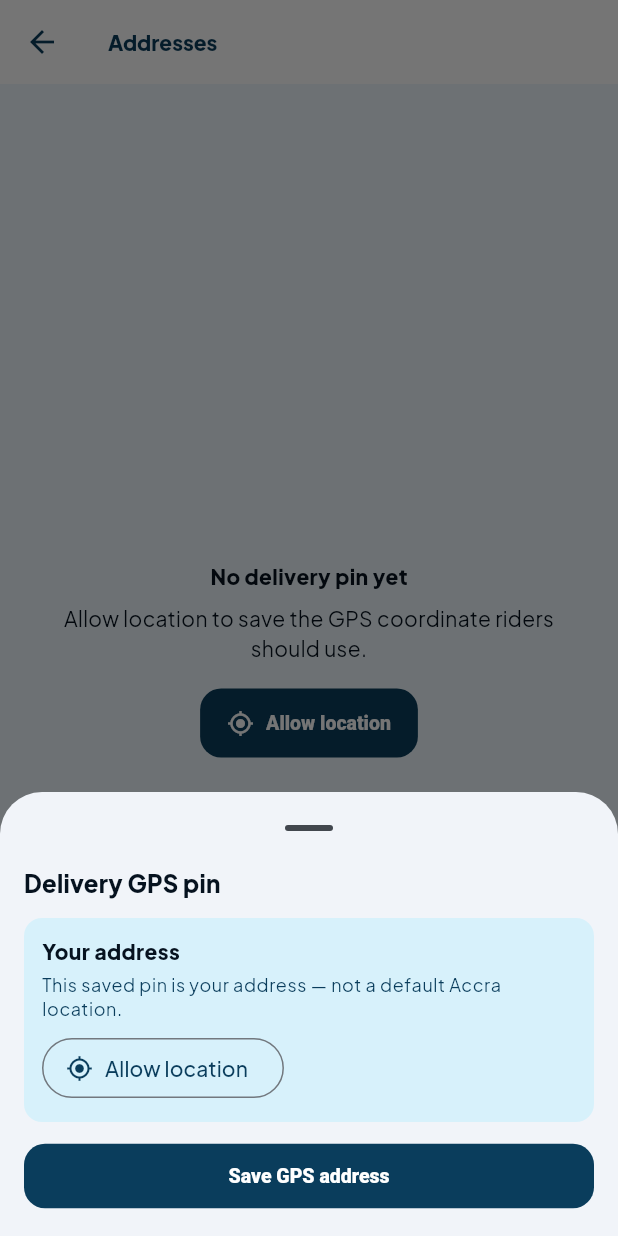
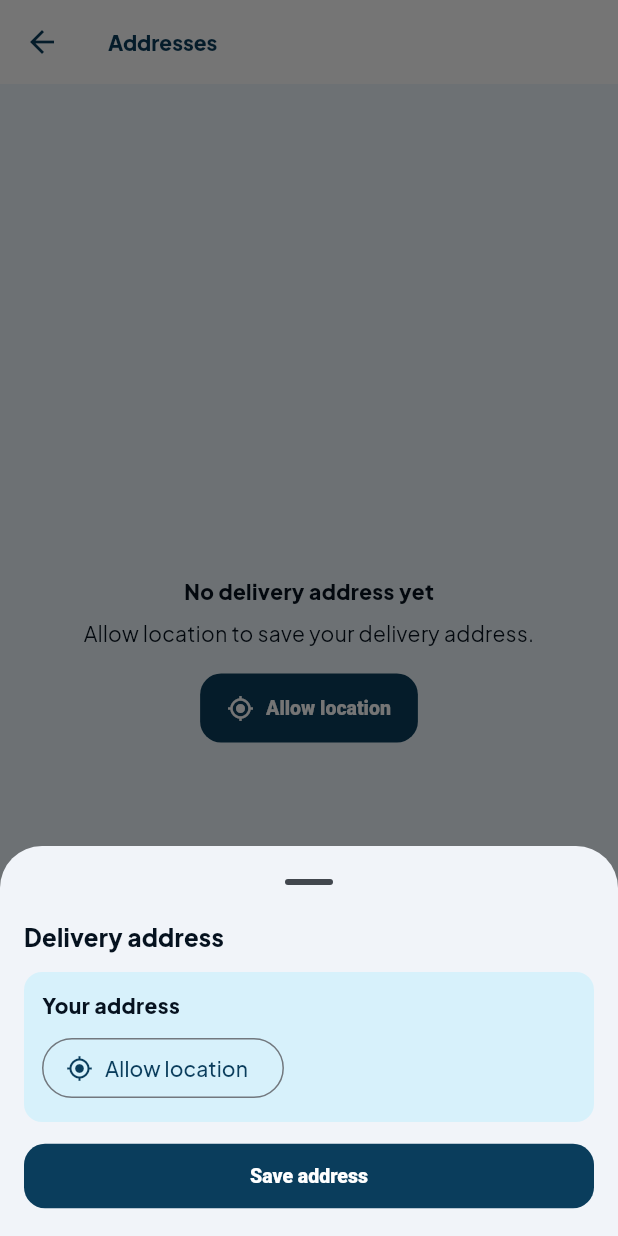
Before and after one commit to felixamay/hubsom, a Flutter app: the AddressesPage screen opened directly, after a tap on "Allow location", on a phone screen of 412 x 824 dp. Run offline on Flutter 3.47's test engine with Material 3 defaults, Android fonts, the phone set to English and light mode, and no system bars; our stand-ins replace cached_network_image, cloud_firestore, dio, equatable, firebase_core, firebase_messaging and 14 more; missing offline and left inert: agora_rtc_engine, dart:js_interop, dart:ui_web; accounts and stored records are empty; network calls fail.

Commit message:
Show a real place name for saved GPS addresses
Reverse-geocode the allowed pin to a street/city address and display that — not coordinates or helper copy about Accra or “near” a city.

Co-authored-by: felixamay <felixamay@users.noreply.github.com>

```diff
--- a/hubsom_app/lib/features/account/addresses_page.dart
+++ b/hubsom_app/lib/features/account/addresses_page.dart
@@ -24,12 +24,12 @@ class AddressesPage extends ConsumerWidget {
                   mainAxisSize: MainAxisSize.min,
                   children: [
                     const Text(
-                      'No delivery pin yet',
+                      'No delivery address yet',
                       style: TextStyle(fontWeight: FontWeight.w800),
                     ),
                     const SizedBox(height: 8),
                     const Text(
-                      'Allow location to save the GPS coordinate riders should use.',
+                      'Allow location to save your delivery address.',
                       textAlign: TextAlign.center,
                     ),
                     const SizedBox(height: 16),
@@ -46,17 +46,17 @@ class AddressesPage extends ConsumerWidget {
               itemCount: addresses.length,
               itemBuilder: (_, i) {
                 final a = addresses[i];
-                final area = a.displayArea;
                 return ListTile(
                   leading: const Icon(
-                    Icons.my_location,
+                    Icons.place_outlined,
                     color: HubsomColors.forest,
                   ),
-                  title: Text(a.displayLine),
+                  title: Text(
+                    a.displayLine.isEmpty ? a.label : a.displayLine,
+                  ),
                   subtitle: Text(
                     [
                       a.label,
-                      if (area.isNotEmpty) 'Near $area',
                       if (a.phone != null && a.phone!.isNotEmpty) a.phone!,
                     ].join(' · '),
                   ),
@@ -75,11 +75,11 @@ class AddressesPage extends ConsumerWidget {
   }
 
   Future<void> _addAddress(BuildContext context, WidgetRef ref) async {
-    GeoLocation? pin;
+    UserAddress? draft;
     var busy = false;
     String? error;
 
-    final saved = await showModalBottomSheet<GeoLocation>(
+    final saved = await showModalBottomSheet<UserAddress>(
       context: context,
       isScrollControlled: true,
       showDragHandle: true,
@@ -92,7 +92,8 @@ class AddressesPage extends ConsumerWidget {
                 error = null;
               });
               try {
-                pin = await ref.read(locationServiceProvider).current();
+                final pin = await ref.read(locationServiceProvider).current();
+                draft = await UserAddressStore.fromAllowedGps(pin);
               } catch (e) {
                 error = '$e';
               } finally {
@@ -112,7 +113,7 @@ class AddressesPage extends ConsumerWidget {
                 crossAxisAlignment: CrossAxisAlignment.stretch,
                 children: [
                   Text(
-                    'Delivery GPS pin',
+                    'Delivery address',
                     style: Theme.of(ctx).textTheme.titleMedium?.copyWith(
                           fontWeight: FontWeight.w800,
                         ),
@@ -120,9 +121,8 @@ class AddressesPage extends ConsumerWidget {
                   const SizedBox(height: 12),
                   GpsPinCard(
                     title: 'Your address',
-                    subtitle:
-                        'This saved pin is your address — not a default Accra location.',
-                    pin: pin,
+                    pin: draft?.location,
+                    address: draft?.displayLine,
                     busy: busy,
                     error: error,
                     onUseLocation: allow,
@@ -130,15 +130,15 @@ class AddressesPage extends ConsumerWidget {
                   const SizedBox(height: 12),
                   FilledButton(
                     onPressed: () {
-                      if (pin == null) {
+                      if (draft == null) {
                         setLocal(
                           () => error = 'Allow location to save this address.',
                         );
                         return;
                       }
-                      Navigator.pop(ctx, pin);
+                      Navigator.pop(ctx, draft);
                     },
-                    child: const Text('Save GPS address'),
+                    child: const Text('Save address'),
                   ),
                 ],
               ),
@@ -150,9 +150,11 @@ class AddressesPage extends ConsumerWidget {
     if (saved == null) return;
     final user = ref.read(authStateProvider).valueOrNull;
     if (user == null) return;
+    final pin = saved.location;
+    if (pin == null) return;
     final next = await UserAddressStore.saveAllowedGps(
       user: user,
-      pin: saved,
+      pin: pin,
     );
     ref.read(authStateProvider.notifier).applyLocalUser(next);
   }
--- a/hubsom_app/lib/features/checkout/checkout_page.dart
+++ b/hubsom_app/lib/features/checkout/checkout_page.dart
@@ -41,17 +41,22 @@ class _CheckoutPageState extends ConsumerState<CheckoutPage> {
     super.dispose();
   }
 
-  void _applyPin(GeoLocation pin, {UserAddress? address}) {
+  Future<void> _applyPin(GeoLocation pin, {UserAddress? address}) async {
     _gps = pin;
-    _address = address ?? UserAddressStore.fromAllowedGps(pin, phone: _phone.text.trim());
+    _address = address ??
+        await UserAddressStore.fromAllowedGps(
+          pin,
+          phone: _phone.text.trim(),
+        );
     _gpsError = null;
-    _quoteCart();
+    await _quoteCart();
   }
 
   Future<void> _quoteCart() async {
     final pin = _gps;
     if (pin == null) return;
-    final address = _address ?? UserAddressStore.fromAllowedGps(pin);
+    final address =
+        _address ?? await UserAddressStore.fromAllowedGps(pin);
     await ref.read(cartProvider.notifier).applyDestination(
       city: address.city,
       region: address.region,
@@ -66,7 +71,9 @@ class _CheckoutPageState extends ConsumerState<CheckoutPage> {
     _phone.text = user.phone ?? '';
     final saved = UserAddressStore.defaultAddress(user);
     if (saved?.location != null) {
-      setState(() => _applyPin(saved!.location!, address: saved));
+      _applyPin(saved!.location!, address: saved).then((_) {
+        if (mounted) setState(() {});
+      });
     }
   }
 
@@ -88,12 +95,11 @@ class _CheckoutPageState extends ConsumerState<CheckoutPage> {
         ref.read(authStateProvider.notifier).applyLocalUser(next);
       }
       if (!mounted) return;
-      setState(() {
-        _applyPin(
-          pin,
-          address: next == null ? null : UserAddressStore.defaultAddress(next),
-        );
-      });
+      await _applyPin(
+        pin,
+        address: next == null ? null : UserAddressStore.defaultAddress(next),
+      );
+      if (mounted) setState(() {});
     } catch (e) {
       if (!mounted) return;
       setState(() => _gpsError = '$e');
@@ -112,7 +118,8 @@ class _CheckoutPageState extends ConsumerState<CheckoutPage> {
     }
     setState(() { _busy = true; _result = null; });
     try {
-      final address = _address ?? UserAddressStore.fromAllowedGps(_gps!);
+      final address =
+          _address ?? await UserAddressStore.fromAllowedGps(_gps!);
       await ref.read(cartProvider.notifier).applyDestination(
         city: address.city,
         region: address.region,
@@ -158,7 +165,6 @@ class _CheckoutPageState extends ConsumerState<CheckoutPage> {
     final subtotal = cart.fold<double>(0, (s, e) => s + e.lineTotal);
     final shipment = cart.fold<double>(0, (s, e) => s + e.shipmentLineTotal);
     final payable = subtotal + shipment;
-    final area = _address?.displayArea ?? '';
     return Scaffold(
       appBar: AppBar(title: const Text('Checkout')),
       body: ListView(
@@ -172,22 +178,12 @@ class _CheckoutPageState extends ConsumerState<CheckoutPage> {
           const SizedBox(height: 12),
           GpsPinCard(
             title: 'Your delivery address',
-            subtitle:
-                'Riders navigate to the GPS coordinate you allow — not a default Accra address.',
             pin: _gps,
+            address: _address?.displayLine,
             busy: _gpsBusy,
             error: _gpsError,
             onUseLocation: _useGps,
           ),
-          if (_gps != null) ...[
-            const SizedBox(height: 8),
-            Text(
-              area.isEmpty
-                  ? 'Address · ${_gps!.coordinateLabel}'
-                  : 'Address · ${_gps!.coordinateLabel} · near $area',
-              style: Theme.of(context).textTheme.bodySmall,
-            ),
-          ],
           const SizedBox(height: 20),
           Text('Payment', style: Theme.of(context).textTheme.titleMedium?.copyWith(fontWeight: FontWeight.w800)),
           const SizedBox(height: 8),
--- a/hubsom_app/lib/features/seller/seller_store_page.dart
+++ b/hubsom_app/lib/features/seller/seller_store_page.dart
@@ -5,6 +5,7 @@ import 'package:flutter_riverpod/flutter_riverpod.dart';
 
 import '../../core/constants/app_constants.dart';
 import '../../core/providers/core_providers.dart';
+import '../../core/services/place_lookup.dart';
 import '../../core/services/product_photo_compress.dart';
 import '../../core/services/product_photo_picker.dart';
 import '../../core/theme/hubsom_colors.dart';
@@ -31,6 +32,7 @@ class _SellerStorePageState extends ConsumerState<SellerStorePage> {
   String? _error;
   String? _savedHint;
   GeoLocation? _gps;
+  String? _placeLabel;
   bool _gpsBusy = false;
   String? _gpsError;
 
@@ -62,6 +64,7 @@ class _SellerStorePageState extends ConsumerState<SellerStorePage> {
             source: 'saved',
           );
         }
+        _placeLabel = store.displayLocation.isEmpty ? null : store.displayLocation;
       });
     } else if (mounted) {
       setState(() => _storeReady = true);
@@ -120,8 +123,21 @@ class _SellerStorePageState extends ConsumerState<SellerStorePage> {
     });
     try {
       final pin = await ref.read(locationServiceProvider).current();
+      final place = await PlaceLookup.reverse(pin);
       if (!mounted) return;
-      setState(() => _gps = pin);
+      if (_address.text.trim().isEmpty && place.line1.isNotEmpty) {
+        _address.text = place.line1;
+      }
+      if (_city.text.trim().isEmpty && place.city.isNotEmpty) {
+        _city.text = place.city;
+      }
+      if (place.region.isNotEmpty) {
+        _region = place.region;
+      }
+      setState(() {
+        _gps = pin;
+        _placeLabel = place.displayLine;
+      });
     } catch (e) {
       if (!mounted) return;
       setState(() => _gpsError = '$e');
@@ -307,10 +323,9 @@ class _SellerStorePageState extends ConsumerState<SellerStorePage> {
           ),
           const SizedBox(height: 12),
           GpsPinCard(
-            title: 'Store GPS pin',
-            subtitle:
-                'Allow location so riders can navigate to your store on OpenStreetMap.',
+            title: 'Store address',
             pin: _gps,
+            address: _placeLabel,
             busy: _gpsBusy,
             error: _gpsError,
             onUseLocation: _useGps,
--- a/hubsom_app/lib/widgets/gps_pin_card.dart
+++ b/hubsom_app/lib/widgets/gps_pin_card.dart
@@ -8,15 +8,17 @@ class GpsPinCard extends StatelessWidget {
   const GpsPinCard({
     super.key,
     required this.title,
-    required this.subtitle,
     required this.pin,
     required this.busy,
     required this.onUseLocation,
+    this.subtitle,
+    this.address,
     this.error,
   });
 
   final String title;
-  final String subtitle;
+  final String? subtitle;
+  final String? address;
   final GeoLocation? pin;
   final bool busy;
   final VoidCallback onUseLocation;
@@ -24,7 +26,7 @@ class GpsPinCard extends StatelessWidget {
 
   @override
   Widget build(BuildContext context) {
-    final loc = pin;
+    final place = (address ?? '').trim();
     return Container(
       width: double.infinity,
       padding: const EdgeInsets.all(12),
@@ -36,17 +38,19 @@ class GpsPinCard extends StatelessWidget {
         crossAxisAlignment: CrossAxisAlignment.start,
         children: [
           Text(title, style: const TextStyle(fontWeight: FontWeight.w800)),
-          const SizedBox(height: 4),
-          Text(subtitle, style: Theme.of(context).textTheme.bodySmall),
-          if (loc != null) ...[
+          if ((subtitle ?? '').trim().isNotEmpty) ...[
+            const SizedBox(height: 4),
+            Text(subtitle!, style: Theme.of(context).textTheme.bodySmall),
+          ],
+          if (place.isNotEmpty) ...[
             const SizedBox(height: 10),
             Row(
               children: [
-                const Icon(Icons.my_location, color: HubsomColors.live),
+                const Icon(Icons.place_outlined, color: HubsomColors.live),
                 const SizedBox(width: 8),
                 Expanded(
                   child: Text(
-                    '${loc.coordinateLabel}${loc.source == 'gps' ? ' · GPS' : ''}',
+                    place,
                     style: const TextStyle(fontWeight: FontWeight.w800),
                   ),
                 ),
@@ -63,7 +67,7 @@ class GpsPinCard extends StatelessWidget {
                     child: CircularProgressIndicator(strokeWidth: 2),
                   )
                 : const Icon(Icons.my_location),
-            label: Text(loc == null ? 'Allow location' : 'Update GPS pin'),
+            label: Text(pin == null ? 'Allow location' : 'Update location'),
           ),
           if (error != null) ...[
             const SizedBox(height: 8),
```
Also changed, not shown: hubsom_app/lib/core/services/place_lookup.dart (added, +140 -0 lines), hubsom_app/lib/core/services/user_address_store.dart (+9 -7 lines), hubsom_app/lib/models/user.dart (+28 -7 lines), 1 other file.
